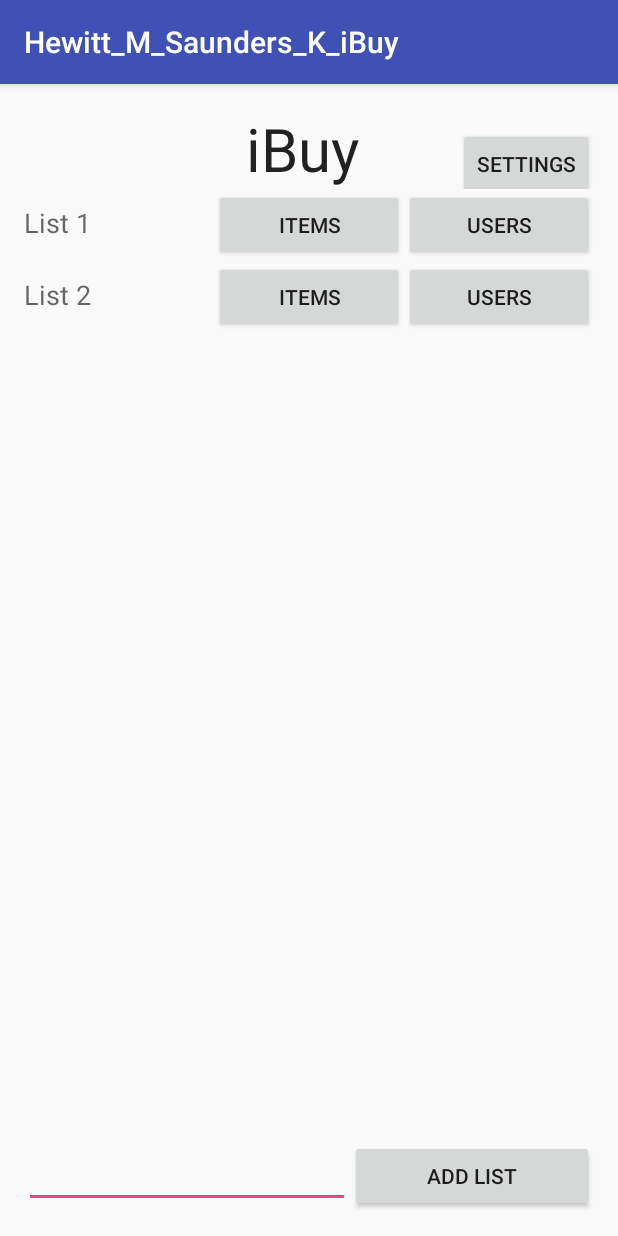
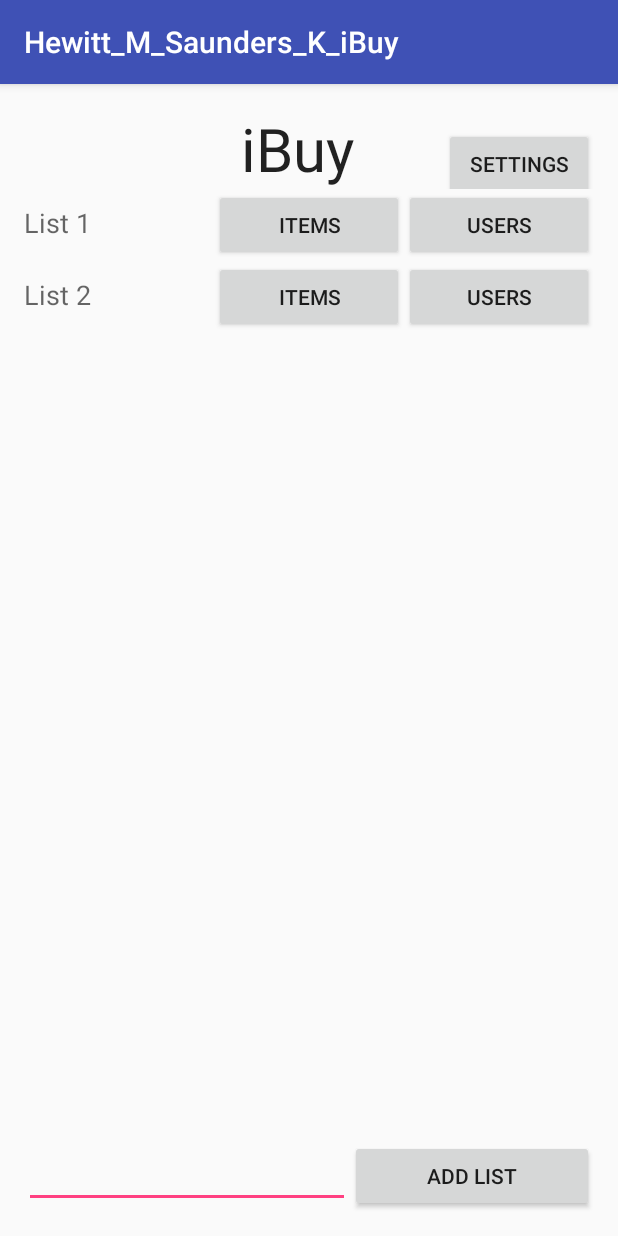
Before and after one commit to mitchellnau/android-ibuy, an Android app: the screen it shows after launch (MainActivity), on a phone screen of 412 x 824 dp. Run offline under Robolectric (Android 15) with nearby library versions, the phone set to English and light mode, and no system bars.

Commit message:
updated main activity layout

```diff
--- a/Hewitt_M_Saunders_K_iBuy/app/src/main/res/layout/activity_main.xml
+++ b/Hewitt_M_Saunders_K_iBuy/app/src/main/res/layout/activity_main.xml
@@ -33,13 +33,14 @@
             android:layout_weight="2" />
 
         <Button
-            android:layout_width="wrap_content"
+            android:layout_width="fill_parent"
             android:layout_height="wrap_content"
             android:text="Settings"
             android:id="@+id/button3"
             android:layout_alignParentBottom="true"
             android:layout_alignRight="@+id/scrollView"
-            android:layout_alignEnd="@+id/scrollView" />
+            android:layout_alignEnd="@+id/scrollView"
+            android:layout_weight="1.75" />
     </LinearLayout>
 
     <ScrollView
```
